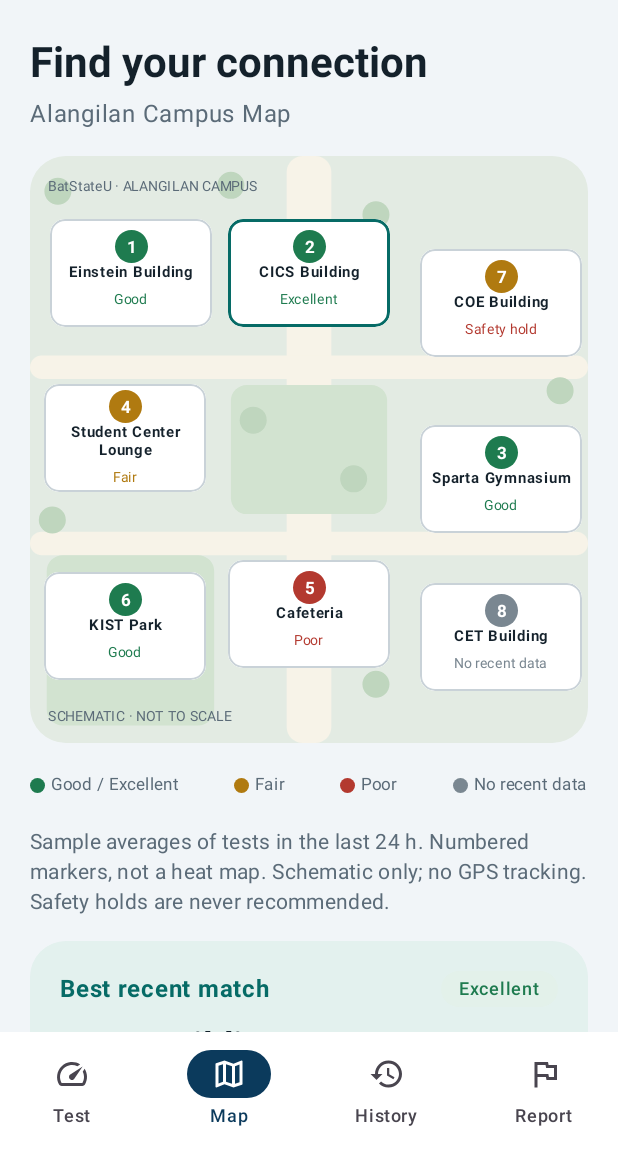
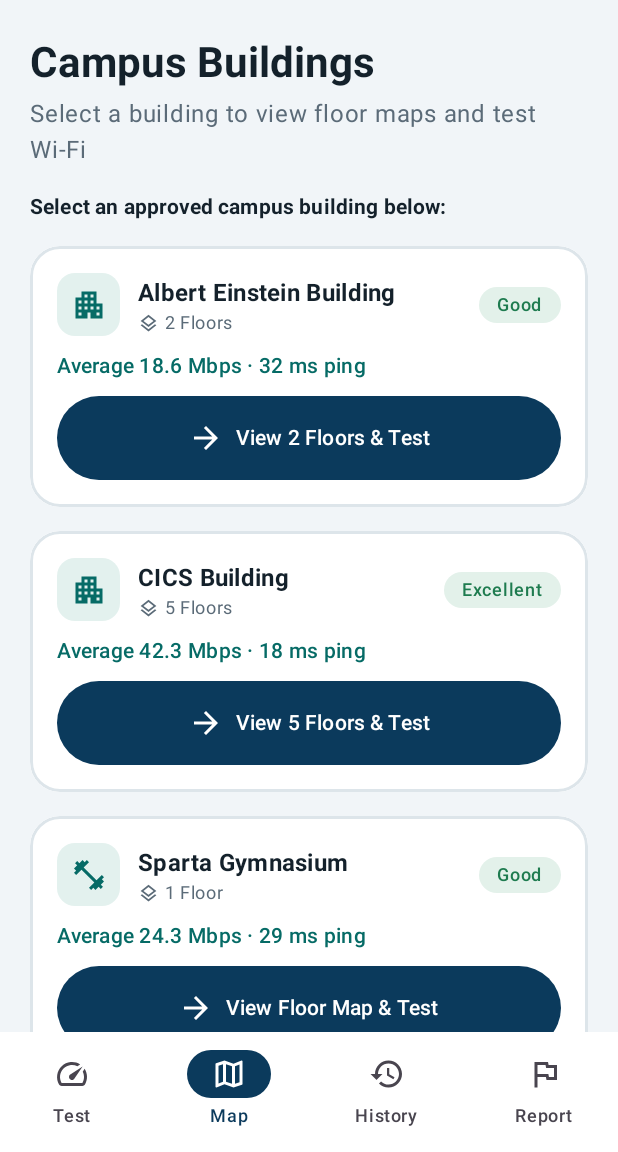
Before and after one commit to Yrish-1/SAGAP, an Android app built with Jetpack Compose: the screen it shows after launch (MainActivity), item 2 of the bottom bar chosen, on a phone screen of 412 x 824 dp, the part 84-1236 px from its top. Run offline under Robolectric (Android 15) with nearby library versions, the phone set to English and light mode, and no system bars; pictures from the network do not load.

Commit message:
Update campus spots to 3 buildings, replace image map with interactive building buttons, and add floor plan zoom feature

```diff
--- a/app/src/main/java/com/example/sagap/data/sample/FloorData.kt
+++ b/app/src/main/java/com/example/sagap/data/sample/FloorData.kt
@@ -9,56 +9,69 @@ import kotlin.math.roundToInt
 
 object FloorData {
 
-    // Same 5-slot layout on every floor: 2 rooms on top, a hallway, 2 rooms at the bottom
-    private val slots = listOf(
-        floatArrayOf(0.25f, 0.25f, 0.40f, 0.30f),
-        floatArrayOf(0.75f, 0.25f, 0.40f, 0.30f),
-        floatArrayOf(0.50f, 0.58f, 0.90f, 0.12f),
-        floatArrayOf(0.25f, 0.82f, 0.40f, 0.28f),
-        floatArrayOf(0.75f, 0.82f, 0.40f, 0.28f)
-    )
+    private fun makeFloorRow(level: Int, label: String, baseId: Int, roomNames: List<String>): Floor {
+        val count = roomNames.size
+        val itemW = 1f / count
+        val areas = roomNames.mapIndexed { i, name ->
+            Area(
+                id = baseId + i,
+                name = name,
+                mapX = itemW * i + itemW / 2f,
+                mapY = 0.5f,
+                w = itemW * 0.92f,
+                h = 0.65f
+            )
+        }
+        return Floor(level, label, areas)
+    }
 
-    private fun makeFloor(level: Int, label: String, baseId: Int, names: List<String>) =
-        Floor(
-            level, label,
-            names.mapIndexed { i, name ->
-                val s = slots[i]
-                Area(baseId + i, name, s[0], s[1], s[2], s[3])
-            }
+    /** Floors of a building (spot id). */
+    fun floorsFor(spotId: Int): List<Floor> = when (spotId) {
+        1 -> listOf(  // Albert Einstein Building (2 floors)
+            makeFloorRow(1, "1st Floor", 110, listOf("Toilet F", "Room 101", "Room 102", "Room 103", "Room 104", "Room 105", "Room 106", "Toilet M")),
+            makeFloorRow(2, "2nd Floor", 120, listOf("Toilet F", "Room 201", "Room 202", "CPE Faculty", "Student Svcs", "Consultation", "Faculty", "Dean's Office", "Toilet M"))
         )
-
-    /** Floors of a building (spot id). Empty = no floor map for that building yet. */
-    fun floorsFor(spotId: Int): List<Floor> = when (spotId) {
-        1 -> listOf(  // Einstein Building
-            makeFloor(1, "1st floor", 110, listOf("Lobby", "Study Room 101", "Hallway", "Room 103", "Room 104")),
-            makeFloor(2, "2nd floor", 120, listOf("Room 201", "Room 202", "Hallway", "Room 203", "Room 204")),
-            makeFloor(3, "3rd floor", 130, listOf("Room 301", "Room 302", "Hallway", "Room 303", "Room 304"))
+        2 -> listOf(  // CICS Building (5 floors)
+            makeFloorRow(1, "1st Floor", 210, listOf("Lobby", "Cafeteria", "AVR Room", "CEAFA Lounge", "CE Lab", "Chemistry Lab")),
+            makeFloorRow(2, "2nd Floor", 220, listOf("Toilet F", "Room 201", "Room 202", "Lab 1", "Lab 2", "Faculty", "Lab 3", "Toilet M")),
+            makeFloorRow(3, "3rd Floor", 230, listOf("Toilet F", "Lab 1", "Lab 2", "Lab 3", "Lab 4", "Lab 5", "Lab 6", "Toilet M")),
+            makeFloorRow(4, "4th Floor", 240, listOf("Toilet F", "Room 401", "Physics Lab", "Smart Lab", "EDL Lab", "Tech Lab", "ITL Lab", "Toilet M")),
+            makeFloorRow(5, "5th Floor", 250, listOf("Toilet F", "Room 501", "Room 502", "Room 503", "Room 504", "Room 505", "Room 506", "Toilet M"))
         )
-        2 -> listOf(  // CICS Building
-            makeFloor(1, "1st floor", 210, listOf("Lobby", "Registrar", "Hallway", "Lab 101", "Lab 102")),
-            makeFloor(2, "2nd floor", 220, listOf("Lab 201", "Lab 202", "Hallway", "Faculty Room", "Lab 203")),
-            makeFloor(3, "3rd floor", 230, listOf("Lab 301", "Lab 302", "Hallway", "Conference Room", "Lab 303")),
-            makeFloor(4, "4th floor", 240, listOf("Room 401", "Room 402", "Hallway", "Room 403", "Room 404"))
+        3 -> listOf(  // Sparta Gymnasium (1 floor)
+            Floor(
+                level = 1,
+                label = "Main Gym Floor",
+                areas = listOf(
+                    Area(310, "Entrance", 0.15f, 0.50f, 0.22f, 0.70f),
+                    Area(311, "Bleachers North", 0.50f, 0.20f, 0.40f, 0.28f),
+                    Area(312, "Main Court", 0.50f, 0.50f, 0.40f, 0.28f),
+                    Area(313, "Bleachers South", 0.50f, 0.80f, 0.40f, 0.28f),
+                    Area(314, "Stage", 0.85f, 0.50f, 0.22f, 0.70f)
+                )
+            )
         )
         else -> emptyList()
     }
 
-    // Sample readings per area id. Areas missing here show as "No data".
     val readings: Map<Int, Reading> = mapOf(
         // Einstein
         110 to Reading(21.4, 28, -58), 111 to Reading(19.8, 31, -61), 112 to Reading(17.2, 36, -64),
-        113 to Reading(15.0, 40, -66), 114 to Reading(18.3, 33, -62),
+        113 to Reading(15.0, 40, -66), 114 to Reading(18.3, 33, -62), 115 to Reading(16.5, 35, -63),
         120 to Reading(14.2, 44, -65), 121 to Reading(9.1, 63, -69), 122 to Reading(6.5, 85, -72),
-        123 to Reading(11.8, 50, -66), 124 to Reading(3.2, 110, -77),
-        130 to Reading(7.4, 80, -71), 131 to Reading(2.1, 118, -75), 132 to Reading(1.2, 160, -80),
+        123 to Reading(11.8, 50, -66), 124 to Reading(12.5, 48, -65), 125 to Reading(10.1, 55, -68),
         // CICS
         210 to Reading(44.0, 17, -51), 211 to Reading(41.2, 19, -53), 212 to Reading(38.5, 22, -55),
-        213 to Reading(40.1, 20, -54), 214 to Reading(36.0, 24, -57),
+        213 to Reading(40.1, 20, -54), 214 to Reading(36.0, 24, -57), 215 to Reading(35.0, 25, -58),
         220 to Reading(33.4, 25, -56), 221 to Reading(28.9, 27, -58), 222 to Reading(22.1, 34, -62),
-        223 to Reading(30.2, 26, -57), 224 to Reading(19.5, 38, -63),
+        223 to Reading(30.2, 26, -57), 224 to Reading(19.5, 38, -63), 225 to Reading(25.0, 30, -60),
         230 to Reading(16.4, 41, -65), 231 to Reading(12.8, 52, -66), 232 to Reading(8.3, 70, -70),
-        233 to Reading(14.9, 45, -65),
-        240 to Reading(5.6, 95, -73), 241 to Reading(3.1, 112, -76), 242 to Reading(1.6, 150, -79)
+        233 to Reading(14.9, 45, -65), 234 to Reading(11.0, 58, -68),
+        240 to Reading(22.0, 32, -60), 241 to Reading(18.5, 38, -63), 242 to Reading(15.0, 42, -65),
+        250 to Reading(12.0, 48, -67), 251 to Reading(10.5, 52, -69), 252 to Reading(8.0, 60, -71),
+        // Gymnasium
+        310 to Reading(28.5, 25, -57), 311 to Reading(24.0, 30, -60), 312 to Reading(26.2, 28, -58),
+        313 to Reading(22.1, 33, -61), 314 to Reading(20.0, 35, -63)
     )
 
     fun gradeOf(r: Reading?): Grade =
--- a/app/src/main/java/com/example/sagap/data/sample/SampleData.kt
+++ b/app/src/main/java/com/example/sagap/data/sample/SampleData.kt
@@ -3,21 +3,15 @@ package com.example.sagap.data.sample
 import com.example.sagap.data.model.Spot
 import com.example.sagap.data.model.TestResult
 
-/** Demo data only. Later, repositories will read this from Firestore instead. */
 object SampleData {
 
     const val WIFI_NAME = "BatStateU CICS"
     const val WIFI_DETAILS = "5 GHz · AP LIB-02 · Link speed 144 Mbps"
 
     val spots = listOf(
-        Spot(1, "Einstein Building", mapX = 0.18f, mapY = 0.20f),
-        Spot(2, "CICS Building", mapX = 0.50f, mapY = 0.20f),
-        Spot(3, "Sparta Gymnasium", mapX = 0.85f, mapY = 0.55f),
-        Spot(4, "Student Center Lounge", mapX = 0.17f, mapY = 0.48f),
-        Spot(5, "Cafeteria", mapX = 0.50f, mapY = 0.78f),
-        Spot(6, "KIST Park", mapX = 0.17f, mapY = 0.80f),
-        Spot(7, "COE Building", onHold = true, mapX = 0.85f, mapY = 0.25f),
-        Spot(8, "CET Building", mapX = 0.85f, mapY = 0.82f)
+        Spot(1, "Albert Einstein Building", mapX = 0.25f, mapY = 0.35f),
+        Spot(2, "CICS Building", mapX = 0.50f, mapY = 0.50f),
+        Spot(3, "Sparta Gymnasium", mapX = 0.75f, mapY = 0.65f)
     )
 
     private fun ago(minutes: Int): Long = System.currentTimeMillis() - minutes * 60_000L
@@ -25,28 +19,19 @@ object SampleData {
     private fun t(spotId: Int, mbps: Double, ping: Int, dbm: Int, minutesAgo: Int) =
         TestResult(spotId, mbps, ping, dbm, ago(minutesAgo))
 
-    // Campus-wide sample tests from the last 24 h (CET has none on purpose: "No recent data")
     val results = listOf(
         t(1, 18.6, 32, -61, 5), t(1, 17.9, 35, -62, 40), t(1, 19.2, 30, -60, 75),
         t(2, 42.8, 18, -52, 3), t(2, 40.1, 20, -53, 30), t(2, 44.0, 17, -51, 65),
-        t(3, 24.2, 28, -59, 8), t(3, 22.8, 31, -60, 50), t(3, 25.9, 27, -58, 90),
-        t(4, 6.8, 92, -70, 6), t(4, 7.4, 88, -69, 45), t(4, 5.9, 101, -72, 80),
-        t(5, 1.4, 186, -81, 2), t(5, 1.9, 170, -79, 35), t(5, 1.1, 205, -83, 70),
-        t(6, 15.3, 39, -64, 12), t(6, 14.1, 42, -65, 55), t(6, 16.0, 37, -63, 95)
+        t(3, 24.2, 28, -59, 8), t(3, 22.8, 31, -60, 50), t(3, 25.9, 27, -58, 90)
     )
 
     private const val DAY = 24 * 60
 
-    // The student's own test log (shown on the History tab)
     val history = listOf(
         t(1, 18.6, 32, -61, 20),
-        t(5, 1.4, 186, -81, 22),
         t(2, 42.8, 18, -52, 66),
-        t(4, 6.8, 92, -70, DAY + 100),
-        t(3, 24.2, 28, -59, DAY + 270),
-        t(6, 15.3, 39, -64, 2 * DAY + 60)
+        t(3, 24.2, 28, -59, DAY + 270)
     )
 
-    // Illustrative download trend for the spot detail chart (Mbps, 08:00 to 14:00)
     val trend = listOf(12f, 12.4f, 14f, 17f, 16.4f, 18.6f, 20f, 19.2f, 21f, 20.4f, 21.5f)
 }
--- a/app/src/main/java/com/example/sagap/ui/screens/map/MapScreen.kt
+++ b/app/src/main/java/com/example/sagap/ui/screens/map/MapScreen.kt
@@ -1,16 +1,17 @@
 package com.example.sagap.ui.screens.map
 
-import androidx.compose.foundation.Canvas
 import androidx.compose.foundation.background
 import androidx.compose.foundation.border
-import androidx.compose.foundation.clickable
 import androidx.compose.foundation.layout.*
 import androidx.compose.foundation.rememberScrollState
-import androidx.compose.foundation.shape.CircleShape
 import androidx.compose.foundation.shape.RoundedCornerShape
 import androidx.compose.foundation.verticalScroll
 import androidx.compose.material.icons.Icons
 import androidx.compose.material.icons.automirrored.outlined.ArrowForward
+import androidx.compose.material.icons.outlined.Apartment
+import androidx.compose.material.icons.outlined.FitnessCenter
+import androidx.compose.material.icons.outlined.Layers
+import androidx.compose.material3.Icon
 import androidx.compose.material3.MaterialTheme
 import androidx.compose.material3.Text
 import androidx.compose.runtime.Composable
@@ -18,25 +19,19 @@ import androidx.compose.runtime.remember
 import androidx.compose.ui.Alignment
 import androidx.compose.ui.Modifier
 import androidx.compose.ui.draw.clip
-import androidx.compose.ui.geometry.CornerRadius
-import androidx.compose.ui.geometry.Offset
-import androidx.compose.ui.geometry.Size
 import androidx.compose.ui.graphics.Color
+import androidx.compose.ui.graphics.vector.ImageVector
 import androidx.compose.ui.text.font.FontWeight
-import androidx.compose.ui.text.style.TextAlign
 import androidx.compose.ui.unit.dp
-import androidx.compose.ui.unit.sp
-import com.example.sagap.data.model.Grade
 import com.example.sagap.data.model.Spot
 import com.example.sagap.data.model.TestResult
+import com.example.sagap.data.sample.FloorData
 import com.example.sagap.data.repository.SpotRepository
 import com.example.sagap.domain.fmtMbps
-import com.example.sagap.domain.timeAgo
 import com.example.sagap.ui.components.GradeChip
 import com.example.sagap.ui.components.PrimaryButton
-import com.example.sagap.ui.components.gradeColors
-import com.example.sagap.ui.components.gradeLabel
 import com.example.sagap.ui.components.ScreenTitle
+import com.example.sagap.ui.components.pressable
 import com.example.sagap.ui.theme.*
 
 @Composable
@@ -54,28 +49,29 @@ fun MapScreen(
             .padding(horizontal = 20.dp, vertical = 12.dp),
         verticalArrangement = Arrangement.spacedBy(16.dp)
     ) {
+        ScreenTitle("Campus Buildings", "Select a building to view floor maps and test Wi-Fi")
 
-        ScreenTitle("Find your connection", "Alangilan Campus Map")
-        CampusMap(
-            spots = spots,
-            results = results,
-            highlightId = best?.first?.id,
-            onSpotClick = onSpotClick
+        Text(
+            "Select an approved campus building below:",
+            style = MaterialTheme.typography.titleSmall,
+            fontWeight = FontWeight.Bold,
+            color = TextDark
         )
 
-        Row(Modifier.fillMaxWidth(), horizontalArrangement = Arrangement.SpaceBetween) {
-            LegendItem(GradeGreen, "Good / Excellent")
-            LegendItem(GradeAmber, "Fair")
-            LegendItem(GradeRed, "Poor")
-            LegendItem(GradeGray, "No recent data")
+        spots.forEach { spot ->
+            val floorCount = FloorData.floorsFor(spot.id).size
+            val icon = when (spot.id) {
+                3 -> Icons.Outlined.FitnessCenter
+                else -> Icons.Outlined.Apartment
+            }
+            BuildingButtonCard(
+                spot = spot,
+                floorCount = floorCount,
+                icon = icon,
+                avg = SpotRepository.average(results, spot.id),
+                onClick = { onSpotClick(spot) }
+            )
         }
-
-        Text(
-            "Sample averages of tests in the last 24 h. Numbered markers, not a heat map. " +
-                    "Schematic only; no GPS tracking. Safety holds are never recommended.",
-            style = MaterialTheme.typography.bodyMedium,
-            color = TextMuted
-        )
 
         if (best != null) {
             BestMatchCard(
@@ -89,130 +85,90 @@ fun MapScreen(
 }
 
 @Composable
-private fun CampusMap(
-    spots: List<Spot>,
-    results: List<TestResult>,
-    highlightId: Int?,
-    onSpotClick: (Spot) -> Unit
+private fun BuildingButtonCard(
+    spot: Spot,
+    floorCount: Int,
+    icon: ImageVector,
+    avg: TestResult?,
+    onClick: () -> Unit
 ) {
-    BoxWithConstraints(
+    val grade = SpotRepository.gradeOf(avg)
+    val shape = RoundedCornerShape(20.dp)
+
+    Column(
         Modifier
             .fillMaxWidth()
-            .aspectRatio(0.95f)
-            .clip(RoundedCornerShape(24.dp))
-            .background(Color(0xFFE3EBE3))
+            .clip(shape)
+            .background(Color.White)
+            .border(1.5.dp, Color(0xFFDDE5EA), shape)
+            .pressable(shape, onClick = onClick)
+            .padding(18.dp),
+        verticalArrangement = Arrangement.spacedBy(10.dp)
     ) {
-        val w = maxWidth
-        val h = maxHeight
-        val cardW = w * 0.29f
-        val cardH = 72.dp
-
-        // Background: walkways, central quad, park, trees (all in fractions of the map size)
-        Canvas(Modifier.fillMaxSize()) {
-            fun block(x: Float, y: Float, bw: Float, bh: Float, color: Color) {
-                drawRoundRect(
-                    color = color,
-                    topLeft = Offset(size.width * x, size.height * y),
-                    size = Size(size.width * bw, size.height * bh),
-                    cornerRadius = CornerRadius(16f, 16f)
-                )
+        Row(
+            Modifier.fillMaxWidth(),
+            horizontalArrangement = Arrangement.SpaceBetween,
+            verticalAlignment = Alignment.CenterVertically
+        ) {
+            Row(verticalAlignment = Alignment.CenterVertically) {
+                Box(
+                    Modifier
+                        .size(42.dp)
+                        .clip(RoundedCornerShape(12.dp))
+                        .background(Color(0xFFE3F1EE)),
+                    contentAlignment = Alignment.Center
+                ) {
+                    Icon(icon, contentDescription = null, tint = Teal)
+                }
+                Spacer(Modifier.width(12.dp))
+                Column {
+                    Text(
+                        spot.name,
+                        style = MaterialTheme.typography.titleMedium,
+                        fontWeight = FontWeight.Bold,
+                        color = TextDark
+                    )
+                    Row(verticalAlignment = Alignment.CenterVertically) {
+                        Icon(
+                            Icons.Outlined.Layers,
+                            contentDescription = null,
+                            tint = TextMuted,
+                            modifier = Modifier.size(14.dp)
+                        )
+                        Spacer(Modifier.width(4.dp))
+                        Text(
+                            "$floorCount ${if (floorCount == 1) "Floor" else "Floors"}",
+                            style = MaterialTheme.typography.bodySmall,
+                            color = TextMuted
+                        )
+                    }
+                }
             }
-            val walk = Color(0xFFF7F3E8)
-            block(0.46f, 0f, 0.08f, 1f, walk)
-            block(0f, 0.34f, 1f, 0.04f, walk)
-            block(0f, 0.64f, 1f, 0.04f, walk)
-            block(0.36f, 0.39f, 0.28f, 0.22f, Color(0xFFD2E3D0))
-            block(0.03f, 0.68f, 0.30f, 0.29f, Color(0xFFD2E3D0))
-            val tree = Color(0xFFBFD6BE)
-            listOf(
-                0.05f to 0.06f, 0.36f to 0.05f, 0.62f to 0.10f, 0.95f to 0.40f,
-                0.04f to 0.62f, 0.62f to 0.90f, 0.40f to 0.45f, 0.58f to 0.55f
-            ).forEach { (x, y) ->
-                drawCircle(tree, radius = 9.dp.toPx(), center = Offset(size.width * x, size.height * y))
-            }
+            GradeChip(grade)
         }
 
-        Text(
-            "BatStateU · ALANGILAN CAMPUS",
-            modifier = Modifier.align(Alignment.TopStart).padding(start = 12.dp, top = 8.dp),
-            fontSize = 9.sp,
-            color = TextMuted
-        )
-        Text(
-            "SCHEMATIC · NOT TO SCALE",
-            modifier = Modifier.align(Alignment.BottomStart).padding(start = 12.dp, bottom = 6.dp),
-            fontSize = 9.sp,
-            color = TextMuted
-        )
-
-        spots.forEach { spot ->
-            val grade = SpotRepository.gradeOf(SpotRepository.average(results, spot.id))
-            val x = maxOf(4.dp, minOf(w * spot.mapX - cardW / 2, w - cardW - 4.dp))
-            val y = maxOf(4.dp, minOf(h * spot.mapY - cardH / 2, h - cardH - 4.dp))
-            MapSpotCard(
-                spot = spot,
-                grade = grade,
-                highlight = spot.id == highlightId,
-                modifier = Modifier.offset(x, y).size(cardW, cardH),
-                onClick = { onSpotClick(spot) }
+        if (avg != null) {
+            Text(
+                "Average ${fmtMbps(avg.downloadMbps)} Mbps · ${avg.pingMs} ms ping",
+                style = MaterialTheme.typography.bodyMedium,
+                fontWeight = FontWeight.SemiBold,
+                color = Teal
+            )
+        } else {
+            Text(
+                "No recent test data recorded yet",
+                style = MaterialTheme.typography.bodySmall,
+                color = TextMuted
             )
         }
-    }
-}
 
-@Composable
-private fun MapSpotCard(
-    spot: Spot,
-    grade: Grade,
-    highlight: Boolean,
-    modifier: Modifier,
-    onClick: () -> Unit
-) {
-    val badgeColor = if (spot.onHold) GradeAmber else gradeColors(grade).first
-    val statusText = when {
-        spot.onHold -> "Safety hold"
-        grade == Grade.NO_DATA -> "No recent data"
-        else -> gradeLabel(grade)
-    }
-    val statusColor = if (spot.onHold) GradeRed else gradeColors(grade).first
-    val shape = RoundedCornerShape(10.dp)
-
-    Column(
-        modifier
-            .clip(shape)
-            .background(Color.White)
-            .border(
-                width = if (highlight) 2.dp else 1.dp,
-                color = if (highlight) Teal else Color(0xFFC9D2D8),
-                shape = shape
-            )
-            .clickable(onClick = onClick)
-            .padding(4.dp),
-        horizontalAlignment = Alignment.CenterHorizontally,
-        verticalArrangement = Arrangement.Center
-    ) {
-        Box(Modifier.size(22.dp).background(badgeColor, CircleShape), contentAlignment = Alignment.Center) {
-            Text(spot.id.toString(), color = Color.White, fontSize = 11.sp, fontWeight = FontWeight.Bold)
-        }
-        Text(
-            spot.name,
-            fontSize = 10.sp,
-            lineHeight = 12.sp,
-            fontWeight = FontWeight.Bold,
-            textAlign = TextAlign.Center,
-            maxLines = 2,
-            color = TextDark
+        PrimaryButton(
+            text = "View ${if (floorCount == 1) "Floor Map" else "$floorCount Floors"} & Test",
+            onClick = onClick,
+            icon = Icons.AutoMirrored.Outlined.ArrowForward,
+            color = Navy,
+            accent = Teal
         )
-        Text(statusText, fontSize = 9.sp, color = statusColor, maxLines = 1)
-    }
-}
-
-@Composable
-private fun LegendItem(color: Color, label: String) {
-    Row(verticalAlignment = Alignment.CenterVertically) {
-        Box(Modifier.size(10.dp).background(color, CircleShape))
-        Spacer(Modifier.width(4.dp))
-        Text(label, fontSize = 11.sp, color = TextMuted)
     }
 }
 
@@ -249,18 +205,13 @@ private fun BestMatchCard(spot: Spot, avg: TestResult, testCount: Int, onClick:
         )
         Spacer(Modifier.height(10.dp))
         Text(
-            "Open · $testCount tests / 24 h · Updated ${timeAgo(avg.timestamp)}",
-            style = MaterialTheme.typography.bodyMedium,
-            color = TextMuted
-        )
-        Text(
-            "Exam fit is provisional; check stability on arrival.",
+            "Open · $testCount tests / 24 h",
             style = MaterialTheme.typography.bodyMedium,
             color = TextMuted
         )
         Spacer(Modifier.height(14.dp))
         PrimaryButton(
-            text = "View approved spot",
+            text = "View building details",
             onClick = onClick,
             icon = Icons.AutoMirrored.Outlined.ArrowForward
         )
```
Also changed, not shown: app/src/main/java/com/example/sagap/SampleData.kt (+6 -12 lines), app/src/main/java/com/example/sagap/Spots.kt (+3 -10 lines), app/src/main/java/com/example/sagap/ui/screens/map/FloorMapScreen.kt (+80 -12 lines).
